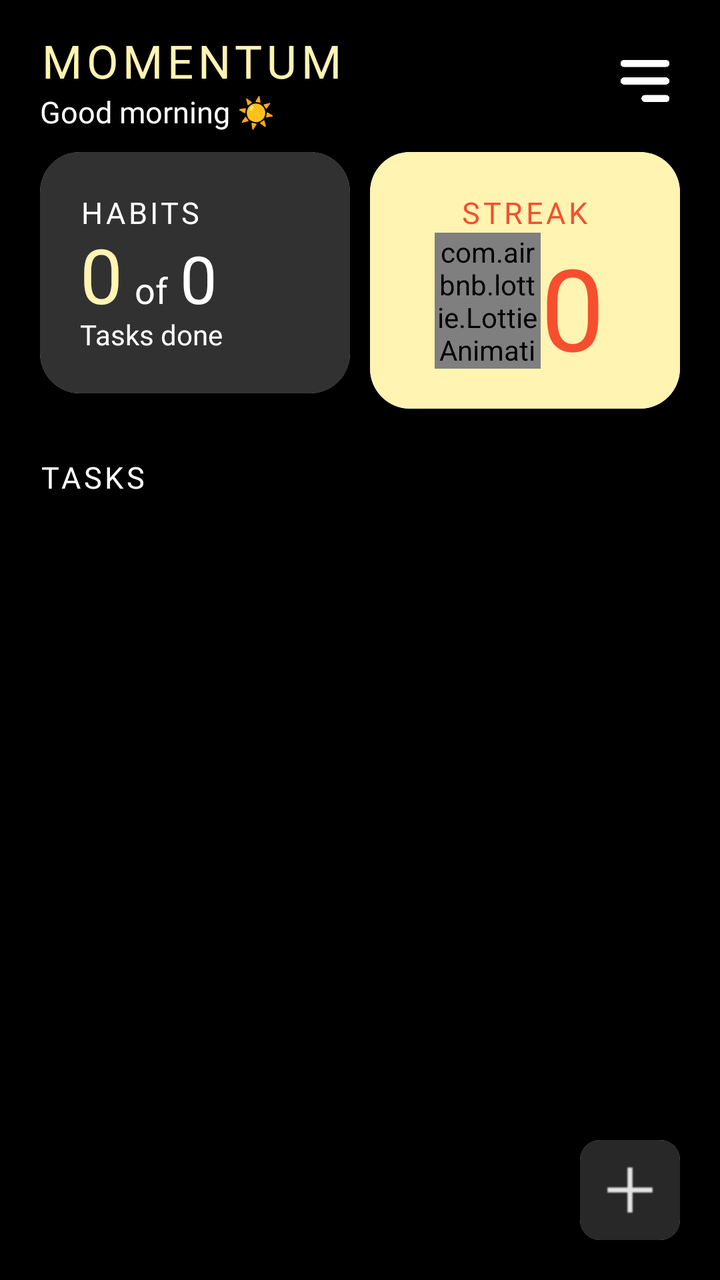
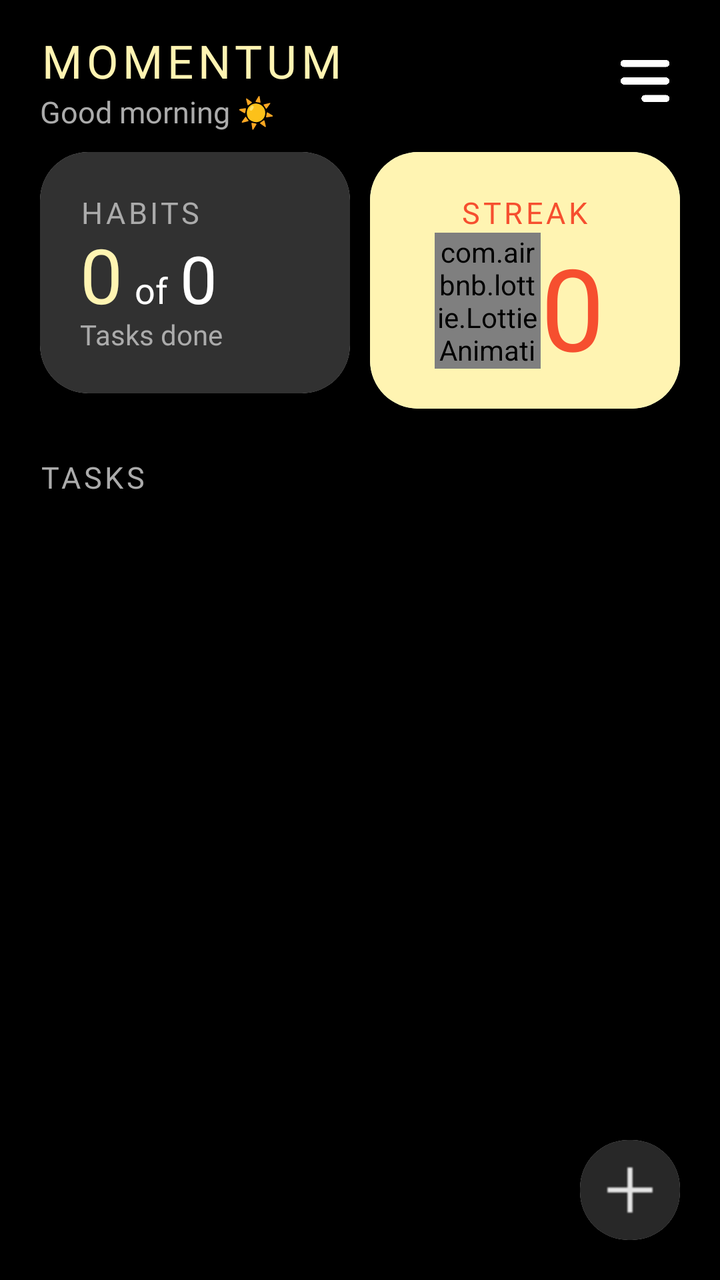

The first picture is an Android layout as it rendered before a commit; the second is the same layout after the commit. The layout source and the unified diff follow.
<!-- AndroidManifest.xml: application theme Theme.Habits -->
<!-- res/layout/activity_main.xml -->
<?xml version="1.0" encoding="utf-8"?>
<RelativeLayout xmlns:android="http://schemas.android.com/apk/res/android"
    xmlns:app="http://schemas.android.com/apk/res-auto"
    xmlns:tools="http://schemas.android.com/tools"
    android:id="@+id/main"
    android:layout_width="match_parent"
    android:layout_height="match_parent"
    android:background="@color/black"
    tools:context=".MainActivity">

    
    <RelativeLayout
        android:id="@+id/header"
        android:layout_width="match_parent"
        android:layout_height="wrap_content"
        android:layout_alignParentTop="true"
        android:layout_marginHorizontal="20dp"
        android:layout_marginTop="15dp">

        <TextView
            android:id="@+id/title_txt"
            android:layout_width="wrap_content"
            android:layout_height="wrap_content"
            android:layout_alignParentStart="true"
            android:layout_marginEnd="10dp"
            android:alpha="1"
            android:ellipsize="end"
            android:fontFamily="@font/google_sans_bold"
            android:letterSpacing="0.1"
            android:text="MOMENTUM"
            android:textColor="@color/streak_yellow"
            android:textSize="23sp" />

        <TextView
            android:id="@+id/wish_txt"
            android:layout_width="wrap_content"
            android:layout_height="wrap_content"
            android:layout_below="@id/title_txt"
            android:fontFamily="@font/google_sans_regular"
            android:text="Good morning ☀️"
            android:textColor="@color/white"
            android:textSize="15sp" />

        <ImageView
            android:id="@+id/settings"
            android:layout_width="35dp"
            android:layout_height="35dp"
            android:layout_alignParentEnd="true"
            android:layout_centerVertical="true"
            android:src="@drawable/settings" />

    </RelativeLayout>

    <LinearLayout
        android:id="@+id/cards"
        android:layout_width="match_parent"
        android:layout_height="wrap_content"
        android:layout_below="@id/header"
        android:layout_marginHorizontal="20dp"
        android:layout_marginTop="10dp"
        android:orientation="horizontal"
        android:weightSum="2">

        <com.google.android.material.card.MaterialCardView
            android:id="@+id/habit_card"
            android:layout_width="match_parent"
            android:layout_height="wrap_content"
            android:layout_marginEnd="5dp"
            android:layout_weight="1"
            app:cardCornerRadius="20dp">

            <LinearLayout
                android:layout_width="match_parent"
                android:layout_height="match_parent"
                android:background="@color/dark_grey"
                android:gravity=""
                android:orientation="vertical"
                android:padding="20dp">

                <TextView
                    android:layout_width="wrap_content"
                    android:layout_height="wrap_content"
                    android:fontFamily="@font/google_sans_regular"
                    android:letterSpacing="0.1"
                    android:text="HABITS"
                    android:textColor="@color/white"
                    android:textSize="15sp" />

                <LinearLayout
                    android:layout_width="match_parent"
                    android:layout_height="wrap_content"
                    android:layout_marginTop="-5dp"
                    android:orientation="horizontal">

                    <TextView
                        android:id="@+id/finished_tasks"
                        android:layout_width="wrap_content"
                        android:layout_height="wrap_content"
                        android:layout_marginEnd="6dp"
                        android:fontFamily="@font/google_sans_bold"
                        android:text="0"
                        android:textColor="@color/streak_yellow"
                        android:textSize="38sp" />

                    <TextView
                        android:layout_width="wrap_content"
                        android:layout_height="wrap_content"
                        android:layout_marginEnd="6dp"
                        android:fontFamily="@font/google_sans_bold"
                        android:text="of"
                        android:textColor="@color/white"
                        android:textSize="18sp" />

                    <TextView
                        android:id="@+id/total_tasks"
                        android:layout_width="wrap_content"
                        android:layout_height="wrap_content"
                        android:fontFamily="@font/google_sans_bold"
                        android:text="0"
                        android:textColor="@color/white"
                        android:textSize="33sp" />

                </LinearLayout>

                <TextView
                    android:layout_width="wrap_content"
                    android:layout_height="wrap_content"
                    android:layout_marginTop="-5dp"
                    android:fontFamily="@font/google_sans_regular"
                    android:text="Tasks done"
                    android:textColor="@color/white" />

            </LinearLayout>

        </com.google.android.material.card.MaterialCardView>

        <com.google.android.material.card.MaterialCardView
            android:id="@+id/streak_card"
            android:layout_width="match_parent"
            android:layout_height="wrap_content"
            android:layout_marginStart="5dp"
            android:layout_weight="1"
            app:cardCornerRadius="20dp">

            <LinearLayout
                android:id="@+id/streak_bg"
                android:layout_width="match_parent"
                android:layout_height="match_parent"
                android:background="@color/streak_yellow"
                android:orientation="vertical"
                android:paddingHorizontal="8dp"
                android:paddingVertical="20dp">

                <TextView
                    android:id="@+id/streak_txt"
                    android:layout_width="wrap_content"
                    android:layout_height="wrap_content"
                    android:layout_gravity="center"
                    android:fontFamily="@font/google_sans_regular"
                    android:letterSpacing="0.1"
                    android:text="STREAK"
                    android:textColor="@color/streak_orange"
                    android:textSize="15sp" />

                <LinearLayout
                    android:layout_width="wrap_content"
                    android:layout_height="wrap_content"
                    android:layout_gravity="center"
                    android:orientation="horizontal">

                    <com.airbnb.lottie.LottieAnimationView
                        android:id="@+id/lottie_fire"
                        android:layout_width="53dp"
                        android:layout_height="68dp"
                        android:layout_gravity="center"
                        app:lottie_autoPlay="true"
                        app:lottie_loop="true"
                        app:lottie_rawRes="@raw/fire_lottie" />

                    <TextView
                        android:id="@+id/streak_day"
                        android:layout_width="wrap_content"
                        android:layout_height="wrap_content"
                        android:layout_gravity="bottom"
                        android:layout_marginEnd="5dp"
                        android:layout_marginBottom="-3dp"
                        android:fontFamily="@font/google_sans_bold"
                        android:includeFontPadding="false"
                        android:text="0"
                        android:textColor="@color/streak_orange"
                        android:textSize="57sp" />

                </LinearLayout>


            </LinearLayout>

        </com.google.android.material.card.MaterialCardView>

    </LinearLayout>

    <androidx.recyclerview.widget.RecyclerView
        android:id="@+id/calendar_recycler"
        android:layout_width="match_parent"
        android:layout_height="wrap_content"
        android:layout_below="@id/cards"
        android:contentDescription="@string/show_month_calendar_description"
        android:layout_marginStart="10dp"
        android:layout_marginTop="8dp"
        android:layout_marginEnd="20dp"
        android:layout_marginBottom="16dp"
        android:orientation="horizontal"
        android:overScrollMode="never" />

    <com.google.android.material.card.MaterialCardView
        android:id="@+id/month_calendar_card"
        android:layout_width="match_parent"
        android:layout_height="wrap_content"
        android:layout_below="@id/calendar_recycler"
        android:layout_marginHorizontal="18dp"
        android:layout_marginBottom="12dp"
        android:visibility="gone"
        app:cardCornerRadius="20dp"
        tools:visibility="visible">

        <LinearLayout
            android:layout_width="match_parent"
            android:layout_height="match_parent"
            android:orientation="vertical"
            android:paddingHorizontal="12dp"
            android:paddingVertical="12dp">

            <com.anish.momentum.ui.MonthCalendarView
                android:id="@+id/month_calendar"
                android:layout_width="match_parent"
                android:layout_height="wrap_content" />

        </LinearLayout>

    </com.google.android.material.card.MaterialCardView>

    <TextView
        android:id="@+id/tasks"
        android:layout_width="wrap_content"
        android:layout_height="wrap_content"
        android:layout_below="@id/month_calendar_card"
        android:layout_marginStart="20dp"
        android:fontFamily="@font/google_sans_regular"
        android:letterSpacing="0.1"
        android:text="TASKS"
        android:textColor="@color/white"
        android:textSize="15sp" />

    <androidx.recyclerview.widget.RecyclerView
        android:id="@+id/habit_recycler"
        android:layout_width="match_parent"
        android:layout_height="wrap_content"
        android:layout_below="@id/tasks"
        android:layout_marginHorizontal="20dp"
        android:layout_marginTop="10dp" />

    <TextView
        android:id="@+id/no_tasks_text"
        android:layout_width="wrap_content"
        android:layout_height="wrap_content"
        android:layout_below="@id/habit_recycler"
        android:layout_centerHorizontal="true"
        android:layout_marginTop="16dp"
        android:fontFamily="@font/google_sans_regular"
        android:text="No tasks"
        android:textColor="@color/white"
        android:textSize="18sp"
        android:visibility="gone" />

    <com.google.android.material.card.MaterialCardView
        android:id="@+id/add_habit_btn"
        android:layout_width="50dp"
        android:layout_height="50dp"
        android:layout_alignParentEnd="true"
        android:layout_alignParentBottom="true"
        android:layout_marginEnd="20dp"
        android:layout_marginBottom="20dp"
        app:cardCornerRadius="10dp"
        app:cardElevation="0dp">

        <RelativeLayout
            android:layout_width="match_parent"
            android:layout_height="match_parent"
            android:background="@color/fab_background"
            android:padding="10dp">

            <ImageView
                android:layout_width="50dp"
                android:layout_height="50dp"
                android:src="@drawable/add" />

        </RelativeLayout>

    </com.google.android.material.card.MaterialCardView>

    
    <com.google.android.material.card.MaterialCardView
        android:id="@+id/ai_btn"
        android:layout_width="50dp"
        android:layout_height="50dp"
        android:visibility="gone"
        android:layout_above="@id/add_habit_btn"
        android:layout_alignParentEnd="true"
        android:layout_marginEnd="20dp"
        android:layout_marginBottom="10dp"
        app:cardCornerRadius="10dp">

        <RelativeLayout
            android:layout_width="match_parent"
            android:layout_height="match_parent"
            android:background="@drawable/gradient"
            android:padding="10dp">

            <ImageView
                android:layout_width="50dp"
                android:layout_height="50dp"
                android:src="@drawable/fire_white" />

        </RelativeLayout>

    </com.google.android.material.card.MaterialCardView>

</RelativeLayout>
<!-- resources referenced by this layout -->
<resources>
  <color name="black">#FF000000</color>
  <color name="dark_grey">#313131</color>
  <color name="fab_background">#282828</color>
  <color name="streak_orange">#f64f2f</color>
  <color name="streak_yellow">#fff4b2</color>
  <color name="white">#FFFFFFFF</color>
  <!-- drawable add: webp bitmap (drawable, 144 bytes) -->
  <!-- drawable fire_white: webp bitmap (drawable, 8156 bytes) -->
  <!-- drawable gradient: webp bitmap (drawable, 3340 bytes) -->
  <!-- drawable settings: webp bitmap (drawable, 1956 bytes) -->
  <string name="show_month_calendar_description">Show the month calendar</string>
  <style name="Theme.Habits" parent="Base.Theme.Habits" />
  <style name="Base.Theme.Habits" parent="Theme.Material3.DayNight.NoActionBar">
          
          
          <item name="materialCardViewStyle">@style/Widget.Momentum.Card</item>
      </style>
  <style name="Widget.Momentum.Card" parent="Widget.Material3.CardView.Elevated">
          <item name="cardBackgroundColor">#FFFFFFFF</item>
          <item name="cardElevation">2dp</item>
      </style>
</resources>

<!-- the commit's change to res/layout/activity_main.xml (unified diff, before → after) -->
@@ -38,7 +38,7 @@
             android:layout_below="@id/title_txt"
             android:fontFamily="@font/google_sans_regular"
             android:text="Good morning ☀️"
-            android:textColor="@color/white"
+            android:textColor="@color/secondary_text"
             android:textSize="15sp" />
 
         <ImageView
@@ -67,7 +67,7 @@
             android:layout_height="wrap_content"
             android:layout_marginEnd="5dp"
             android:layout_weight="1"
-            app:cardCornerRadius="20dp">
+            app:cardCornerRadius="24dp">
 
             <LinearLayout
                 android:layout_width="match_parent"
@@ -83,7 +83,7 @@
                     android:fontFamily="@font/google_sans_regular"
                     android:letterSpacing="0.1"
                     android:text="HABITS"
-                    android:textColor="@color/white"
+                    android:textColor="@color/secondary_text"
                     android:textSize="15sp" />
 
                 <LinearLayout
@@ -128,7 +128,7 @@
                     android:layout_marginTop="-5dp"
                     android:fontFamily="@font/google_sans_regular"
                     android:text="Tasks done"
-                    android:textColor="@color/white" />
+                    android:textColor="@color/secondary_text" />
 
             </LinearLayout>
 
@@ -140,7 +140,7 @@
             android:layout_height="wrap_content"
             android:layout_marginStart="5dp"
             android:layout_weight="1"
-            app:cardCornerRadius="20dp">
+            app:cardCornerRadius="24dp">
 
             <LinearLayout
                 android:id="@+id/streak_bg"
@@ -220,7 +220,7 @@
         android:layout_marginHorizontal="18dp"
         android:layout_marginBottom="12dp"
         android:visibility="gone"
-        app:cardCornerRadius="20dp"
+        app:cardCornerRadius="24dp"
         tools:visibility="visible">
 
         <LinearLayout
@@ -248,7 +248,7 @@
         android:fontFamily="@font/google_sans_regular"
         android:letterSpacing="0.1"
         android:text="TASKS"
-        android:textColor="@color/white"
+        android:textColor="@color/secondary_text"
         android:textSize="15sp" />
 
     <androidx.recyclerview.widget.RecyclerView
@@ -268,7 +268,7 @@
         android:layout_marginTop="16dp"
         android:fontFamily="@font/google_sans_regular"
         android:text="No tasks"
-        android:textColor="@color/white"
+        android:textColor="@color/secondary_text"
         android:textSize="18sp"
         android:visibility="gone" />
 
@@ -280,7 +280,7 @@
         android:layout_alignParentBottom="true"
         android:layout_marginEnd="20dp"
         android:layout_marginBottom="20dp"
-        app:cardCornerRadius="10dp"
+        app:cardCornerRadius="24dp"
         app:cardElevation="0dp">
 
         <RelativeLayout
@@ -308,7 +308,7 @@
         android:layout_alignParentEnd="true"
         android:layout_marginEnd="20dp"
         android:layout_marginBottom="10dp"
-        app:cardCornerRadius="10dp">
+        app:cardCornerRadius="24dp">
 
         <RelativeLayout
             android:layout_width="match_parent"
<!-- resource entries referenced after the edit -->
@@ -3,6 +3,7 @@
   <color name="black">#FF000000</color>
   <color name="dark_grey">#313131</color>
   <color name="fab_background">#282828</color>
+  <color name="secondary_text">#ABABAB</color>
   <color name="streak_orange">#f64f2f</color>
   <color name="streak_yellow">#fff4b2</color>
   <color name="white">#FFFFFFFF</color>
